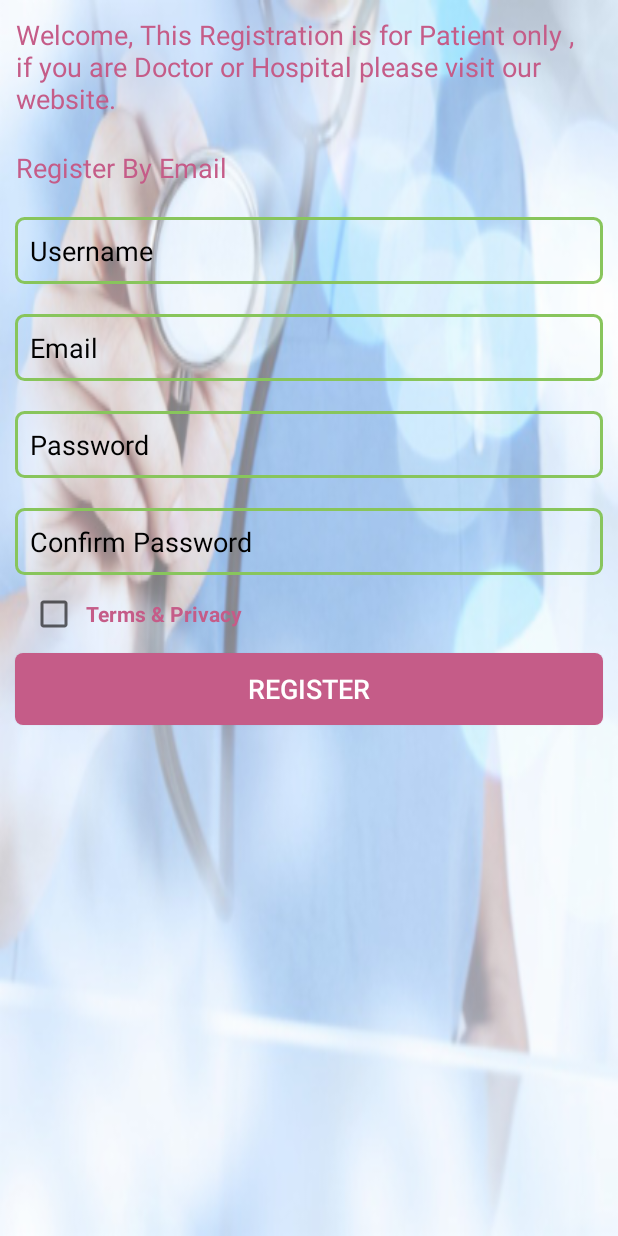
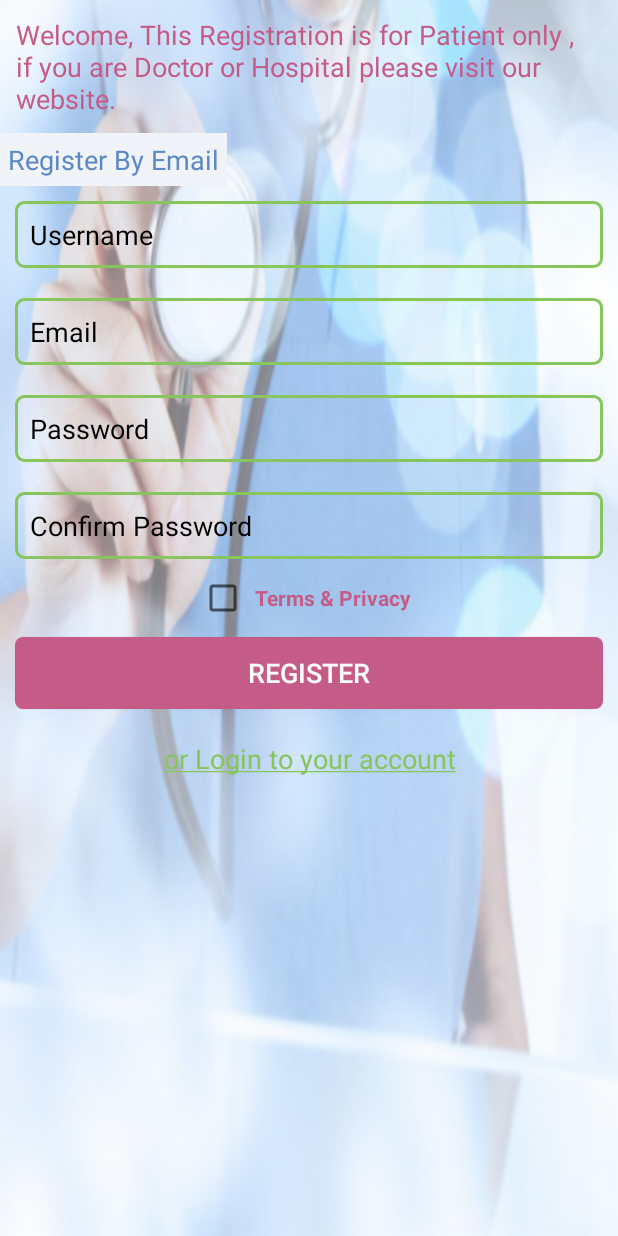
Before and after one commit to KAsiri/DrD-App1.0, an Android app: the Registration screen opened directly, with no data from a screen before it, on a phone screen of 412 x 824 dp. Run offline under Robolectric (Android 15) with nearby library versions, the phone set to English and light mode, and no system bars.

Commit message:
Create the Registration class and finish the UI for it

```diff
--- a/app/src/main/java/khalidalasiri/drd10/LoginAsync.java
+++ b/app/src/main/java/khalidalasiri/drd10/LoginAsync.java
@@ -84,7 +84,6 @@ class LoginAsync extends AsyncTask<String, Integer, String[]> {
                 result[0] = "Invalid Login";
                 return result;
             } else {
-                Log.d("print", password);
                 if (password.equals(records.getJSONArray(0).get(8).toString())) {
                     //Log.d("print", "Login Successfully");
 
--- a/app/src/main/java/khalidalasiri/drd10/Registration.java
+++ b/app/src/main/java/khalidalasiri/drd10/Registration.java
@@ -1,13 +1,101 @@
 package khalidalasiri.drd10;
 
+import android.content.Context;
+import android.content.Intent;
+import android.net.ConnectivityManager;
+import android.net.NetworkInfo;
 import android.support.v7.app.AppCompatActivity;
 import android.os.Bundle;
+import android.text.Editable;
+import android.text.TextWatcher;
+import android.util.Log;
+import android.view.View;
+import android.widget.Button;
+import android.widget.CheckBox;
+import android.widget.EditText;
+import android.widget.Toast;
+
+import java.net.HttpCookie;
+import java.util.List;
+import java.util.concurrent.ExecutionException;
 
 public class Registration extends AppCompatActivity {
+
+    EditText etUsername;
+    EditText etEmail;
+    EditText etPassword;
+    EditText etConfirmPassword;
+    Button btRegister;
+    CheckBox checkBoxTP ;
+    private String connection_url;
+    private List<HttpCookie> token;
+    Context context;
+    String []message;
 
     @Override
     protected void onCreate(Bundle savedInstanceState) {
         super.onCreate(savedInstanceState);
         setContentView(R.layout.activity_registration);
+        context = this ;
+        message = new String[3];
+        etUsername = findViewById(R.id.etUsername);
+        etEmail = findViewById(R.id.etEmail);
+        etPassword = findViewById(R.id.etPassword);
+        etConfirmPassword = findViewById(R.id.etConfirmPassword);
+        btRegister = findViewById(R.id.btRegister);
+        checkBoxTP = findViewById(R.id.checkboxTP);
+        // Register button clicked
+        btRegister.setOnClickListener(new View.OnClickListener() {
+            @Override
+            public void onClick(View view) {
+                if(!etPassword.getText().toString().isEmpty() && etConfirmPassword.getText().toString().equals(etPassword.getText().toString())) {
+                    if (!etUsername.getText().toString().isEmpty()
+                            && !etEmail.getText().toString().isEmpty()
+                            && checkBoxTP.isChecked())
+                    {
+                        // Check the Internet Connection
+                        ConnectivityManager cm = (ConnectivityManager) getSystemService(CONNECTIVITY_SERVICE);
+                        NetworkInfo ni = null;
+                        if (cm != null) {
+                            ni = cm.getActiveNetworkInfo();
+
+                            if (ni != null && ni.isConnected()) {
+                                try {
+                                    // make the Connection to API
+                                    connection_url = "http://drd-ksa.com/drdAPI/AppAPI/api.php/";
+                                    ConnectionToken connectionToken = new ConnectionToken(context);
+                                    token = connectionToken.execute(connection_url).get();
+
+                                    // Check the username availability with the server
+                                    LoginAsync loginAsync = new LoginAsync(token, context);
+                                    message = loginAsync.execute("http://drd-ksa.com/drdAPI/api.php/User_Information?filter=Username,eq,"
+                                                    + etUsername.getText().toString().replaceAll("\\s", "")).get();
+
+                                    Log.d("print the message",message[0]);
+                                } catch (InterruptedException e) {
+                                    e.printStackTrace();
+                                } catch (ExecutionException e) {
+                                    e.printStackTrace();
+                                }
+                            }
+                        }
+                        else {
+                            Toast.makeText(getApplicationContext(), getString(R.string.error_noInternet), Toast.LENGTH_LONG).show();
+                        }
+
+                    }
+                    else
+                        Toast.makeText(getApplicationContext(),R.string.reqiredFiled,Toast.LENGTH_SHORT).show();
+                }
+                else
+                    Toast.makeText(getApplicationContext(),R.string.passwordNotMatch,Toast.LENGTH_SHORT).show();
+            }
+        });
+
+    }
+
+    public void LoginPage(View view) {
+        Intent toLogin = new Intent(Registration.this, LoginActivity.class);
+        startActivity(toLogin);
     }
 }
--- a/app/src/main/res/layout/activity_registration.xml
+++ b/app/src/main/res/layout/activity_registration.xml
@@ -15,41 +15,43 @@
             android:layout_width="wrap_content"
             android:layout_height="wrap_content"
             android:text="@string/registerMessage"
-            style="@style/Titles"/>
+            style="@style/Titles" />
 
         <TextView
             android:layout_width="wrap_content"
             android:layout_height="wrap_content"
             android:text="@string/registerByEmail"
-            style="@style/Titles"/>
+            style="@style/Titles2"/>
         <EditText
-            android:id="@+id/username"
+            android:id="@+id/etUsername"
             style="@style/submitForm"
             android:hint="@string/username"/>
         <EditText
-            android:id="@+id/fristname"
+            android:id="@+id/etEmail"
             style="@style/submitForm"
-            android:hint="@string/label_email"/>
+            android:hint="@string/label_email"
+            android:inputType="textEmailAddress" />
+
         <EditText
-            android:id="@+id/password"
+            android:id="@+id/etPassword"
             style="@style/submitForm"
             android:hint="@string/label_password"
-            android:inputType="textPassword"/>
+            android:inputType="textPassword" />
         <EditText
-            android:id="@+id/confirmPassword"
+            android:id="@+id/etConfirmPassword"
             style="@style/submitForm"
             android:hint="@string/confirmPassword"
             android:inputType="textPassword"/>
 
         <CheckBox
-            android:layout_width="match_parent"
+            android:id="@+id/checkboxTP"
+            android:layout_width="wrap_content"
             android:layout_height="wrap_content"
-            android:layout_marginStart="@dimen/dp20"
-            android:layout_marginLeft="@dimen/dp20"
             android:text="@string/termsPrivacy"
             android:textStyle="bold"
             android:textColor="@color/red"
-            android:padding="@dimen/dp5"/>
+            android:padding="@dimen/dp5"
+            android:layout_gravity="center"/>
 
         <Button
             android:id="@+id/btRegister"
@@ -60,7 +62,15 @@
             android:layout_gravity="center"/>
         <TextView
             android:layout_width="match_parent"
-            android:layout_height="wrap_content" />
+            android:layout_height="wrap_content"
+            android:text="@string/loginToAccount"
+            android:padding="@dimen/dp5"
+            android:layout_margin="@dimen/dp5"
+            android:textSize="@dimen/spTitle"
+            android:textColor="@color/green"
+            android:gravity="center"
+            android:onClick="LoginPage"
+            android:clickable="true" />
 
 
     </LinearLayout>
--- a/app/src/main/res/values/colors.xml
+++ b/app/src/main/res/values/colors.xml
@@ -5,4 +5,5 @@
     <color name="red">#c55c88</color>
     <color name="white">#ffffff</color>
     <color name="black">#000000</color>
+    <color name="blueLight">#F0F4F9</color>
 </resources>
--- a/app/src/main/res/values/dimens.xml
+++ b/app/src/main/res/values/dimens.xml
@@ -8,5 +8,6 @@
     <dimen name="imageHW">150dp</dimen>
     <dimen name="dp50">50dp</dimen>
     <dimen name="spTitle">18sp</dimen>
+    <dimen name="spTitle2">16sp</dimen>
 
 </resources>
--- a/app/src/main/res/values/strings.xml
+++ b/app/src/main/res/values/strings.xml
@@ -9,11 +9,6 @@
     <string name="remember_me">Remember me</string>
     <string name="newUser">New User?</string>
     <string name="register">Register</string>
-    <string name="error_invalid_email">This email address is invalid</string>
-    <string name="error_invalid_password">This password is too short</string>
-    <string name="error_incorrect_password">This password is incorrect</string>
-    <string name="error_field_required">This field is required</string>
-    <string name="permission_rationale">"Contacts permissions are needed for providing email completions."</string>
     <string name="logo">Dr. D Logo</string>
 
     <!-- Strings related to Registration -->
@@ -28,4 +23,7 @@
     <string name="termsPrivacy"><![CDATA[Terms & Privacy]]></string>
     <string name="error_noInternet">Error: Check the Internet Connectivity</string>
     <string name="registerByEmail">Register By Email</string>
+    <string name="loginToAccount"><u>or Login to your account</u></string>
+    <string name="passwordNotMatch">Password are not matched</string>
+    <string name="reqiredFiled">please fill all the required fields</string>
 </resources>
--- a/app/src/main/res/values/styles.xml
+++ b/app/src/main/res/values/styles.xml
@@ -20,6 +20,14 @@
         <item name="android:layout_margin">@dimen/dp5</item>
         <item name="android:padding">@dimen/dp5</item>
         <item name="android:textColor">@color/red</item>
+        <item name="android:textSize">@dimen/spTitle</item>
+
+    </style>
+
+    <style name="Titles2">
+        <item name="android:padding">@dimen/dp5</item>
+        <item name="android:textColor">@color/blue</item>
+        <item name="android:background">@color/blueLight</item>
         <item name="android:textSize">@dimen/spTitle</item>
 
     </style>
```
